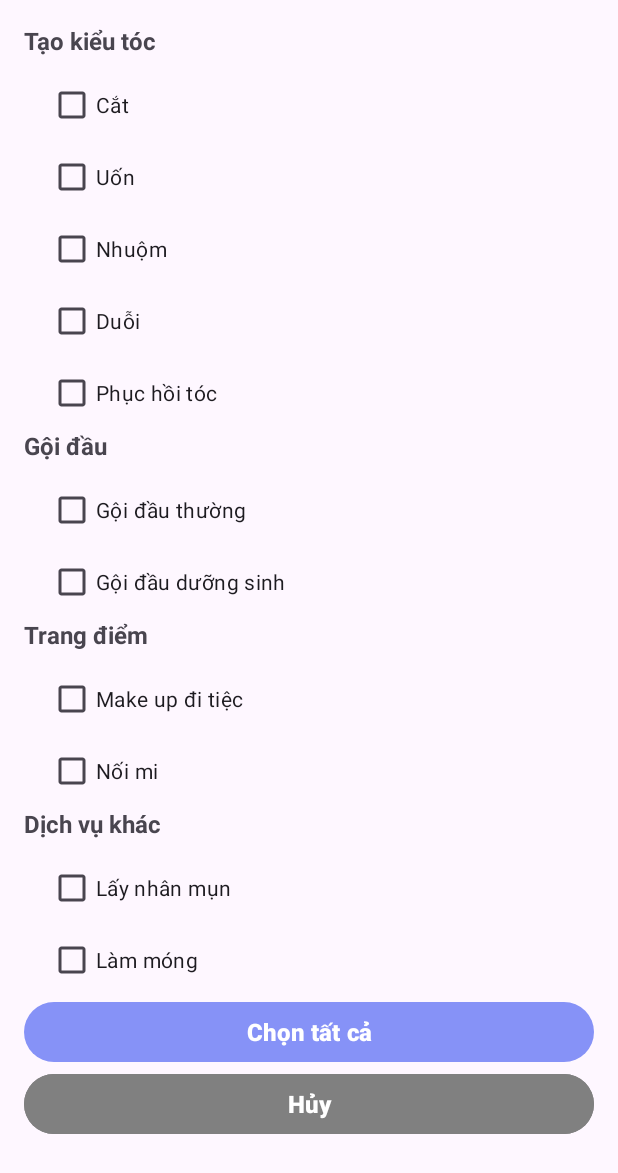
After one commit to Truongdoxuan/BookingHairSalon_App, an Android app: the layout checkbox_sp.xml on its own in the app's theme, with its tools: preview values and no code run, on a phone screen of 412 x 824 dp. The commit adds this screen. Shown: the top 1173 px of the screen. Run offline under Robolectric (Android 15) with nearby library versions, the phone set to English and light mode, and no system bars.

Commit message:
push lần 16: thêm file xml hiển thị checkbox để chọn dịch vụ

```diff
--- a/app/src/main/java/vn/truongdx/bookinghairsalon_app/fragments/Booking_Fragment.java
+++ b/app/src/main/java/vn/truongdx/bookinghairsalon_app/fragments/Booking_Fragment.java
@@ -11,6 +11,7 @@ import android.view.ViewGroup;
 import vn.truongdx.bookinghairsalon_app.R;
 
 public class Booking_Fragment extends Fragment {
+
     @Override
     public View onCreateView(LayoutInflater inflater, ViewGroup container,
                              Bundle savedInstanceState) {
--- /dev/null
+++ b/app/src/main/res/layout/checkbox_sp.xml
@@ -0,0 +1,159 @@
+<?xml version="1.0" encoding="utf-8"?>
+<ScrollView
+    xmlns:android="http://schemas.android.com/apk/res/android"
+    android:layout_width="match_parent"
+    android:layout_height="match_parent">
+
+    <LinearLayout
+        android:layout_width="match_parent"
+        android:layout_height="wrap_content"
+        android:orientation="vertical"
+        android:padding="16dp">
+
+        <TextView
+            android:layout_width="wrap_content"
+            android:layout_height="wrap_content"
+            android:text="Tạo kiểu tóc"
+            android:textStyle="bold"
+            android:textSize="16dp"/>
+
+            <LinearLayout
+                android:layout_width="match_parent"
+                android:layout_height="wrap_content"
+                android:orientation="vertical"
+                android:paddingLeft="16dp"
+                android:paddingTop="8dp">
+
+                <CheckBox
+                    android:id="@+id/cb_cat"
+                    android:layout_width="wrap_content"
+                    android:layout_height="wrap_content"
+                    android:text="Cắt" />
+
+                <CheckBox
+                    android:id="@+id/cb_uon"
+                    android:layout_width="wrap_content"
+                    android:layout_height="wrap_content"
+                    android:text="Uốn" />
+
+                <CheckBox
+                    android:id="@+id/cb_nhuom"
+                    android:layout_width="wrap_content"
+                    android:layout_height="wrap_content"
+                    android:text="Nhuộm" />
+
+                <CheckBox
+                    android:id="@+id/cb_duoi"
+                    android:layout_width="wrap_content"
+                    android:layout_height="wrap_content"
+                    android:text="Duỗi" />
+
+                <CheckBox
+                    android:id="@+id/cb_phuchoi"
+                    android:layout_width="wrap_content"
+                    android:layout_height="wrap_content"
+                    android:text="Phục hồi tóc" />
+            </LinearLayout>
+
+        <TextView
+            android:layout_width="match_parent"
+            android:layout_height="wrap_content"
+            android:text="Gội đầu"
+            android:textStyle="bold"
+            android:textSize="16dp"/>
+
+        <LinearLayout
+            android:layout_width="match_parent"
+            android:layout_height="wrap_content"
+            android:orientation="vertical"
+            android:paddingLeft="16dp"
+            android:paddingTop="8dp">
+
+            <CheckBox
+                android:id="@+id/cb_goidauthg"
+                android:layout_width="wrap_content"
+                android:layout_height="wrap_content"
+                android:text="Gội đầu thường" />
+
+            <CheckBox
+                android:id="@+id/cb_goidauds"
+                android:layout_width="wrap_content"
+                android:layout_height="wrap_content"
+                android:text="Gội đầu dưỡng sinh" />
+
+        </LinearLayout>
+
+        <TextView
+            android:layout_width="match_parent"
+            android:layout_height="wrap_content"
+            android:text="Trang điểm"
+            android:textStyle="bold"
+            android:textSize="16dp"/>
+
+        <LinearLayout
+            android:layout_width="match_parent"
+            android:layout_height="wrap_content"
+            android:orientation="vertical"
+            android:paddingLeft="16dp"
+            android:paddingTop="8dp">
+
+            <CheckBox
+                android:id="@+id/cb_makeup"
+                android:layout_width="wrap_content"
+                android:layout_height="wrap_content"
+                android:text="Make up đi tiệc" />
+
+            <CheckBox
+                android:id="@+id/cb_noimi"
+                android:layout_width="wrap_content"
+                android:layout_height="wrap_content"
+                android:text="Nối mi" />
+
+        </LinearLayout>
+
+        <TextView
+            android:layout_width="match_parent"
+            android:layout_height="wrap_content"
+            android:text="Dịch vụ khác"
+            android:textStyle="bold"
+            android:textSize="16dp"/>
+
+        <LinearLayout
+            android:layout_width="match_parent"
+            android:layout_height="wrap_content"
+            android:orientation="vertical"
+            android:paddingLeft="16dp"
+            android:paddingTop="8dp">
+
+            <CheckBox
+                android:id="@+id/cb_laymun"
+                android:layout_width="wrap_content"
+                android:layout_height="wrap_content"
+                android:text="Lấy nhân mụn" />
+
+            <CheckBox
+                android:id="@+id/cb_nail"
+                android:layout_width="wrap_content"
+                android:layout_height="wrap_content"
+                android:text="Làm móng" />
+
+        </LinearLayout>
+
+        <Button
+            android:layout_width="match_parent"
+            android:layout_height="wrap_content"
+            android:id="@+id/btn_selectAll"
+            android:text="Chọn tất cả"
+            android:textSize="16dp"
+            android:textStyle="bold"/>
+
+        <Button
+            android:layout_width="match_parent"
+            android:layout_height="wrap_content"
+            android:id="@+id/btn_cancel"
+            android:text="Hủy"
+            android:textSize="16dp"
+            android:textStyle="bold"
+            android:backgroundTint="@color/gray"/>
+    </LinearLayout>
+</ScrollView>
--- a/app/src/main/res/layout/fragment_booking.xml
+++ b/app/src/main/res/layout/fragment_booking.xml
@@ -64,11 +64,12 @@
             android:textStyle="bold"
             android:textColor="@color/black" />
 
-        <Spinner
-            android:id="@+id/spinner_services"
+        <Button
+            android:id="@+id/btn_select_dv"
             android:layout_width="match_parent"
-            android:layout_height="48dp"
-            android:layout_marginBottom="12dp" />
+            android:layout_height="wrap_content"
+            android:text="Chọn dịch vụ"
+            android:layout_marginBottom="16dp" />
 
         <TextView
             android:layout_width="match_parent"
```
